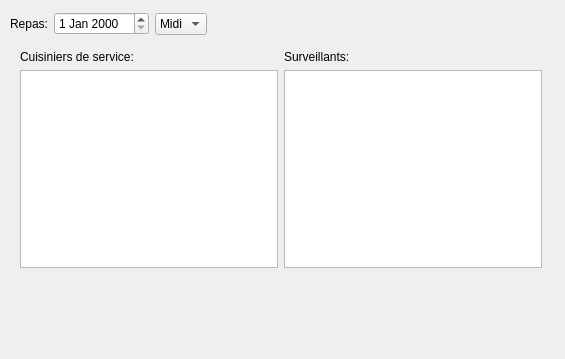
This is chrysalide/preparerrepas.ui in chrysalideProject/chrysalideProject as Qt 5 draws it before an edit. The edited form follows.
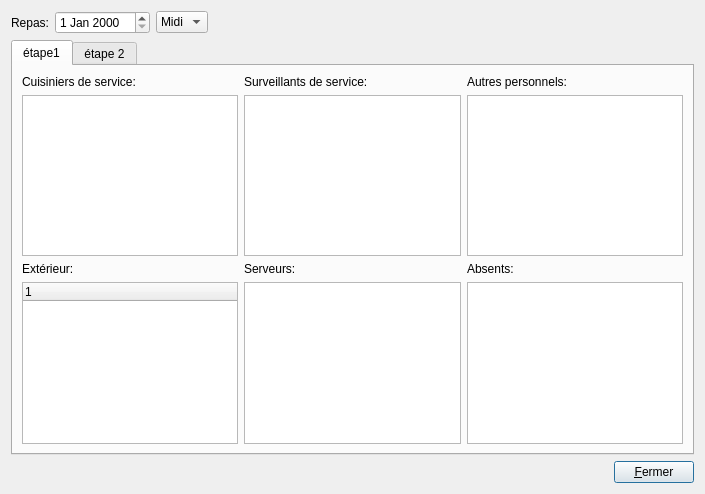
This is the edited form. Icons and pictures are not drawn. Custom widgets are drawn as their Qt base class.

Commit message: sélection des personnels qui mangent affichage des patients necessitant des repas extérieurs

Patch:
```diff
--- a/chrysalide/preparerrepas.ui
+++ b/chrysalide/preparerrepas.ui
@@ -6,22 +6,15 @@
    <rect>
     <x>0</x>
     <y>0</y>
-    <width>565</width>
-    <height>359</height>
+    <width>705</width>
+    <height>494</height>
    </rect>
   </property>
   <property name="windowTitle">
    <string>Chrysalide Préparation des repas</string>
   </property>
-  <widget class="QWidget" name="">
-   <property name="geometry">
-    <rect>
-     <x>10</x>
-     <y>10</y>
-     <width>244</width>
-     <height>28</height>
-    </rect>
-   </property>
+  <layout class="QVBoxLayout" name="verticalLayout_8">
+   <item>
    <layout class="QHBoxLayout" name="horizontalLayout">
     <item>
      <widget class="QLabel" name="label">
@@ -61,16 +54,18 @@
      </spacer>
     </item>
    </layout>
-  </widget>
-  <widget class="QWidget" name="">
-   <property name="geometry">
-    <rect>
-     <x>20</x>
-     <y>50</y>
-     <width>522</width>
-     <height>218</height>
-    </rect>
-   </property>
+   </item>
+   <item>
+    <widget class="QTabWidget" name="tabWidget">
+     <property name="currentIndex">
+      <number>0</number>
+     </property>
+     <widget class="QWidget" name="tab">
+      <attribute name="title">
+       <string>étape1</string>
+      </attribute>
+      <layout class="QVBoxLayout" name="verticalLayout_7">
+       <item>
    <layout class="QHBoxLayout" name="horizontalLayout_2">
     <item>
      <layout class="QVBoxLayout" name="verticalLayout">
@@ -91,7 +86,7 @@
       <item>
        <widget class="QLabel" name="label_3">
         <property name="text">
-         <string>Surveillants:</string>
+              <string>Surveillants de service:</string>
         </property>
        </widget>
       </item>
@@ -100,9 +95,130 @@
       </item>
      </layout>
     </item>
-   </layout>
-  </widget>
- </widget>
+         <item>
+          <layout class="QVBoxLayout" name="verticalLayout_3">
+           <item>
+            <widget class="QLabel" name="label_6">
+             <property name="text">
+              <string>Autres personnels:</string>
+             </property>
+            </widget>
+           </item>
+           <item>
+            <widget class="QListWidget" name="listWidgetAutrePersonnel"/>
+           </item>
+          </layout>
+         </item>
+        </layout>
+       </item>
+       <item>
+        <layout class="QHBoxLayout" name="horizontalLayout_4">
+         <item>
+          <layout class="QVBoxLayout" name="verticalLayout_6">
+           <item>
+            <widget class="QLabel" name="label_4">
+             <property name="text">
+              <string>Extérieur:</string>
+             </property>
+            </widget>
+           </item>
+           <item>
+            <widget class="QTreeWidget" name="treeWidgetExterieur">
+             <column>
+              <property name="text">
+               <string notr="true">1</string>
+              </property>
+             </column>
+            </widget>
+           </item>
+          </layout>
+         </item>
+         <item>
+          <layout class="QVBoxLayout" name="verticalLayout_4">
+           <item>
+            <widget class="QLabel" name="label_5">
+             <property name="text">
+              <string>Serveurs:</string>
+             </property>
+            </widget>
+           </item>
+           <item>
+            <widget class="QListWidget" name="listWidgetServeurs"/>
+           </item>
+          </layout>
+         </item>
+         <item>
+          <layout class="QVBoxLayout" name="verticalLayout_5">
+           <item>
+            <widget class="QLabel" name="label_7">
+             <property name="text">
+              <string>Absents:</string>
+             </property>
+            </widget>
+           </item>
+           <item>
+            <widget class="QListWidget" name="listWidgetAbsents"/>
+           </item>
+          </layout>
+         </item>
+        </layout>
+       </item>
+      </layout>
+     </widget>
+     <widget class="QWidget" name="tab_2">
+      <attribute name="title">
+       <string>étape 2</string>
+      </attribute>
+      <widget class="typeTableView" name="graphicsView">
+       <property name="geometry">
+        <rect>
+         <x>100</x>
+         <y>40</y>
+         <width>551</width>
+         <height>311</height>
+        </rect>
+       </property>
+      </widget>
+     </widget>
+    </widget>
+   </item>
+   <item>
+    <layout class="QHBoxLayout" name="horizontalLayout_3">
+     <item>
+      <spacer name="horizontalSpacer_2">
+       <property name="orientation">
+        <enum>Qt::Horizontal</enum>
+       </property>
+       <property name="sizeHint" stdset="0">
+        <size>
+         <width>40</width>
+         <height>20</height>
+        </size>
+       </property>
+      </spacer>
+     </item>
+     <item>
+      <widget class="QPushButton" name="pushButtonFermer">
+       <property name="text">
+        <string>&amp;Fermer</string>
+       </property>
+       <property name="icon">
+        <iconset>
+         <normaloff>:/new/prefix1/images/dialog-close.png</normaloff>:/new/prefix1/images/dialog-close.png</iconset>
+       </property>
+      </widget>
+     </item>
+    </layout>
+   </item>
+  </layout>
+ </widget>
+ <customwidgets>
+  <customwidget>
+   <class>typeTableView</class>
+   <extends>QGraphicsView</extends>
+   <header>typetableview.h</header>
+  </customwidget>
+ </customwidgets>
  <resources/>
  <connections/>
 </ui>
```
Lines whose indentation alone changed are shown as unchanged. The commit also changes 21 other files.
